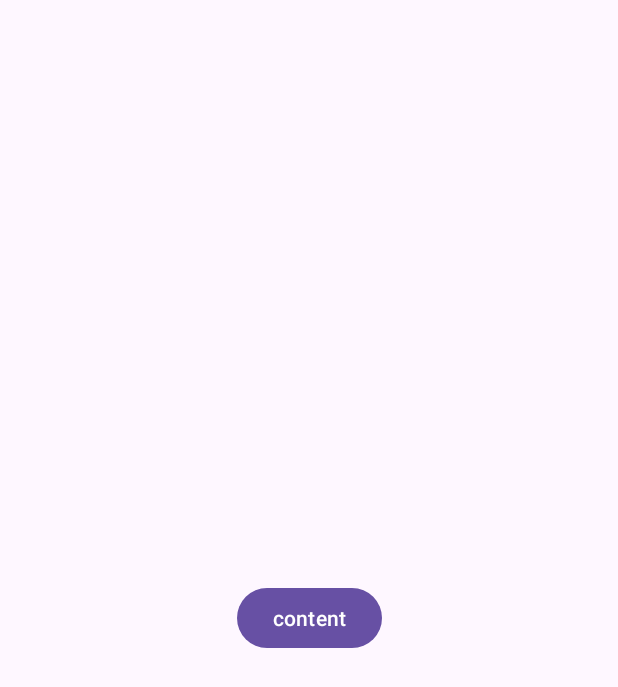
After one commit to PashaahsaP/remoteAndroid, an Android app: the layout fragment_income_session.xml on its own in the app's theme, with its tools: preview values and no code run, on a phone screen of 412 x 824 dp. The commit adds this screen. Shown: the top 687 px of the screen. Run offline under Robolectric (Android 15) with nearby library versions, the phone set to English and light mode, and no system bars.

Commit message:
add fragment for incomeSession and set up dispatcher of fragments

```diff
--- a/app/src/main/java/com/example/wmswherther/Fragments/IncomeFragment.kt
+++ b/app/src/main/java/com/example/wmswherther/Fragments/IncomeFragment.kt
@@ -58,7 +58,7 @@ class IncomeFragment : Fragment() {
 
         val localViewModel = ViewModelProvider(requireActivity()).get(IncomeSessionViewModel::class)
         _binding = FragmentIncomeBinding.inflate(inflater)
-        var adapter = IncomeMenuAdapter(listOf())
+        var adapter = IncomeMenuAdapter(listOf(), this, viewModel)
         var recyclerView: RecyclerView = binding.rwIncomeMenu
         recyclerView.layoutManager = LinearLayoutManager(requireActivity())
         recyclerView.adapter = adapter
--- /dev/null
+++ b/app/src/main/res/layout/fragment_income_session.xml
@@ -0,0 +1,17 @@
+<?xml version="1.0" encoding="utf-8"?>
+<androidx.constraintlayout.widget.ConstraintLayout xmlns:android="http://schemas.android.com/apk/res/android"
+    xmlns:app="http://schemas.android.com/apk/res-auto"
+    android:layout_width="match_parent"
+    android:layout_height="match_parent">
+
+    <Button
+        android:layout_width="wrap_content"
+        android:layout_height="wrap_content"
+        android:text="content"
+        app:layout_constraintBottom_toBottomOf="parent"
+        app:layout_constraintEnd_toEndOf="parent"
+        app:layout_constraintStart_toStartOf="parent"
+        app:layout_constraintTop_toTopOf="parent">
+
+    </Button>
+</androidx.constraintlayout.widget.ConstraintLayout>
```
Also changed, not shown: app/src/main/java/com/example/wmswherther/Adapters/IncomeMenuAdapter.kt (+21 -1 lines), app/src/main/java/com/example/wmswherther/Fragments/IncomeSessionFragment.kt (added, +35 -0 lines), app/src/main/java/com/example/wmswherther/MainActivity.kt (+8 -8 lines), app/src/main/java/com/example/wmswherther/viewModel/MainViewModel.kt (+10 -0 lines).
